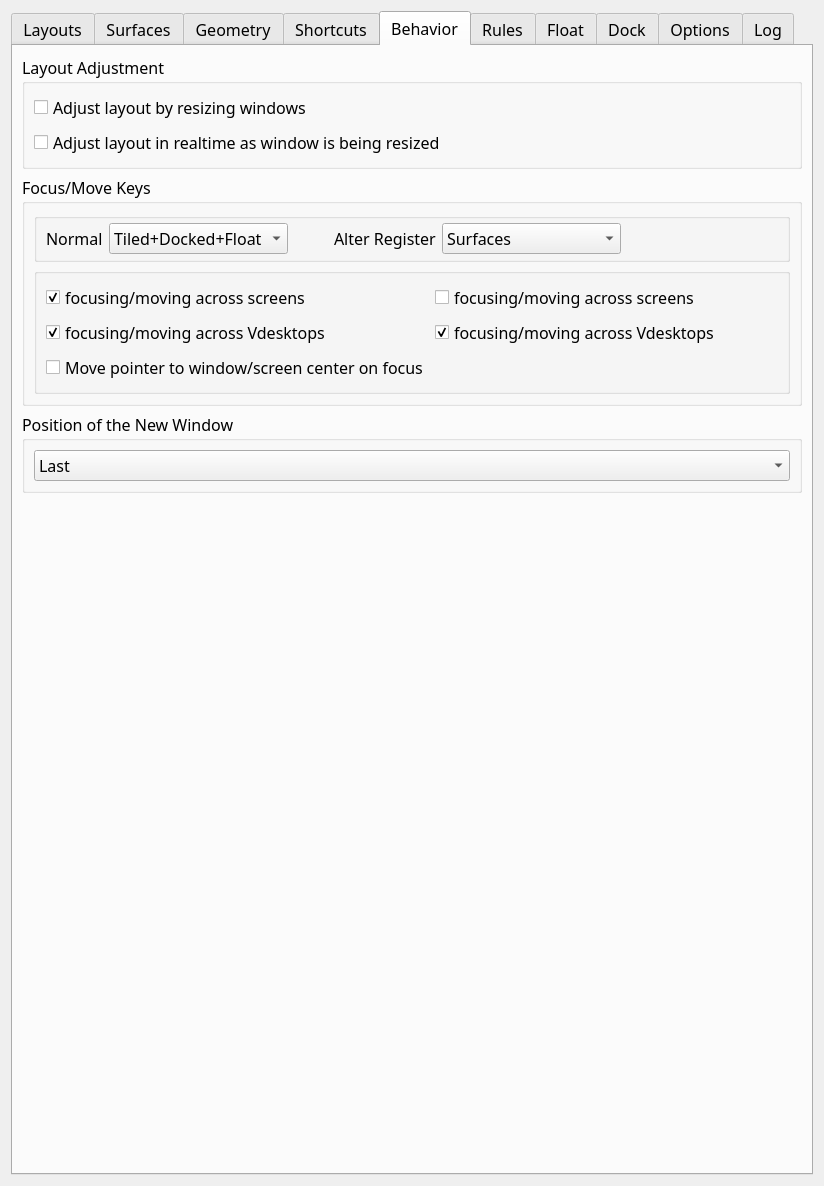
Old version of the form res/config.ui in the repository AndyEveritt/Krohnkite.
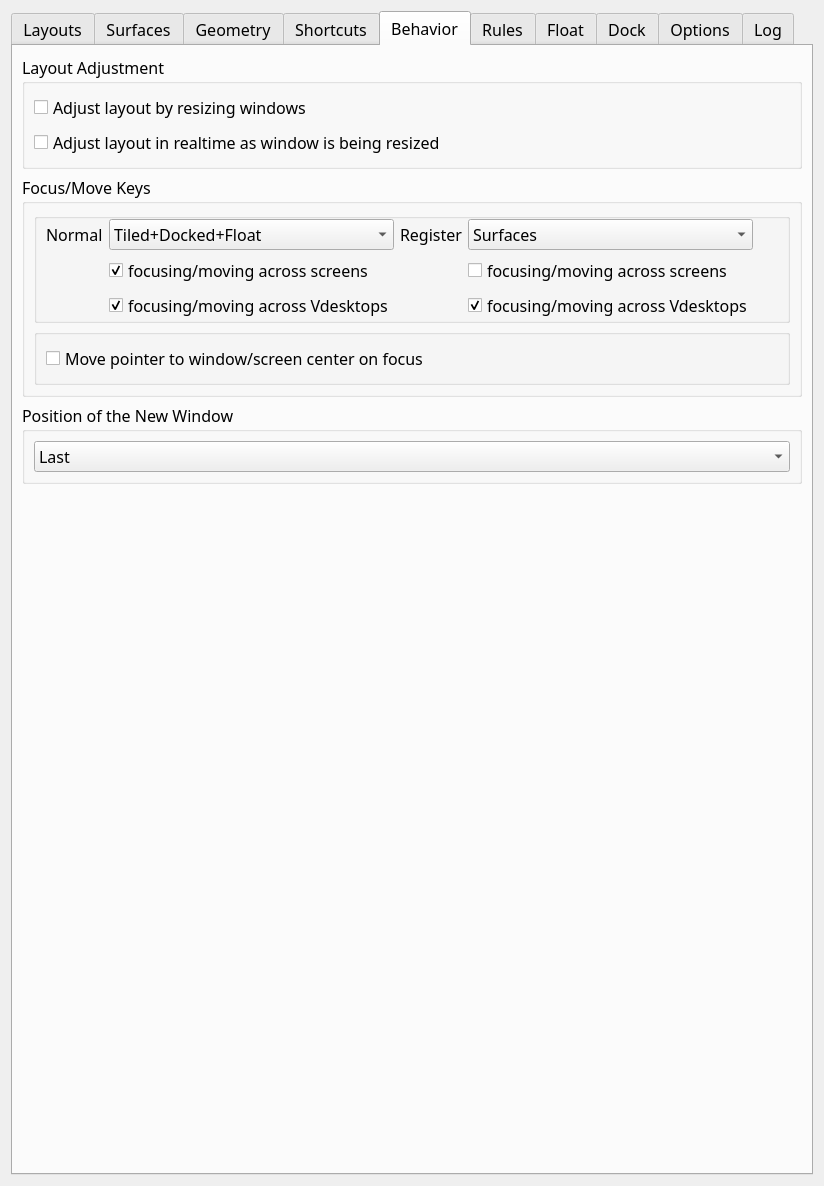
New version of the form. The open tabs and pages were chosen to show the change. Icons and pictures are not drawn. Custom widgets are drawn as their Qt base class.

Commit message: FIX: Remove register actions from focus keys. move FocusPrev and FocusNext actions to register actions of increase and decrease

```diff
--- a/res/config.ui
+++ b/res/config.ui
@@ -3844,18 +3844,58 @@
              <property name="bottomMargin">
               <number>0</number>
              </property>
-             <item row="0" column="6">
-              <spacer name="horizontalSpacer_24">
-               <property name="orientation">
-                <enum>Qt::Orientation::Horizontal</enum>
+             <item row="2" column="1">
+              <widget class="QCheckBox" name="kcfg_focusMoveVDesktopsNormal">
+               <property name="sizePolicy">
+                <sizepolicy hsizetype="Fixed" vsizetype="Fixed">
+                 <horstretch>0</horstretch>
+                 <verstretch>0</verstretch>
+                </sizepolicy>
                </property>
-               <property name="sizeHint" stdset="0">
-                <size>
-                 <width>40</width>
-                 <height>20</height>
-                </size>
+               <property name="text">
+                <string>focusing/moving across Vdesktops</string>
                </property>
-              </spacer>
+               <property name="checked">
+                <bool>true</bool>
+               </property>
+              </widget>
+             </item>
+             <item row="0" column="2">
+              <widget class="QLabel" name="label_63">
+               <property name="text">
+                <string>Register</string>
+               </property>
+               <property name="margin">
+                <number>0</number>
+               </property>
+              </widget>
+             </item>
+             <item row="1" column="4">
+              <widget class="QCheckBox" name="kcfg_focusMoveScreensMeta">
+               <property name="text">
+                <string>focusing/moving across screens</string>
+               </property>
+               <property name="checked">
+                <bool>false</bool>
+               </property>
+              </widget>
+             </item>
+             <item row="2" column="4">
+              <widget class="QCheckBox" name="kcfg_focusMoveVDesktopsMeta">
+               <property name="text">
+                <string>focusing/moving across Vdesktops</string>
+               </property>
+               <property name="checked">
+                <bool>true</bool>
+               </property>
+              </widget>
+             </item>
+             <item row="0" column="0">
+              <widget class="QLabel" name="label_62">
+               <property name="text">
+                <string>Normal</string>
+               </property>
+              </widget>
              </item>
              <item row="0" column="1">
               <widget class="QComboBox" name="kcfg_focusNormal">
@@ -3909,7 +3949,7 @@
                </item>
               </widget>
              </item>
-             <item row="0" column="5">
+             <item row="0" column="4">
               <widget class="QComboBox" name="kcfg_focusMeta">
                <property name="toolTip">
                 <string>&lt;html&gt;&lt;head/&gt;&lt;body&gt;&lt;p&gt;What types of window can be focused/moved using Krohnkite's focus/move keys in meta Mode. &lt;/p&gt;&lt;p&gt;Meta shortcuts: &lt;span style=&quot; font-weight:700;&quot;&gt;MetaFocusLeft&lt;/span&gt;, &lt;span style=&quot; font-weight:700;&quot;&gt;MetaFocusRight&lt;/span&gt;, &lt;span style=&quot; font-weight:700;&quot;&gt;MetaFocusUp&lt;/span&gt;, &lt;span style=&quot; font-weight:700;&quot;&gt;MetaFocusDown&lt;/span&gt;&lt;/p&gt;&lt;p&gt;These Meta Shortcuts have configured on the same Focus keys. Can be overridden in Krohnkite Meta Mode configuration settings (see wiki).&lt;/p&gt;&lt;p&gt;&lt;span style=&quot; font-weight:700;&quot;&gt;Special : focus up - &lt;/span&gt;walk on screens. &lt;span style=&quot; font-weight:700;&quot;&gt;focus down - &lt;/span&gt;walk on all the windows, even those that are not managed and registered by Krohnkite. &lt;span style=&quot; font-weight:700;&quot;&gt;focus left/right - &lt;/span&gt;walk on Virtual Desktops.&lt;/p&gt;&lt;/body&gt;&lt;/html&gt;</string>
@@ -3964,14 +4004,11 @@
                </item>
               </widget>
              </item>
-             <item row="0" column="2">
-              <spacer name="horizontalSpacer_26">
+             <item row="0" column="5">
+              <spacer name="horizontalSpacer_24">
                <property name="orientation">
                 <enum>Qt::Orientation::Horizontal</enum>
                </property>
-               <property name="sizeType">
-                <enum>QSizePolicy::Policy::Minimum</enum>
-               </property>
                <property name="sizeHint" stdset="0">
                 <size>
                  <width>40</width>
@@ -3979,77 +4016,36 @@
                 </size>
                </property>
               </spacer>
-             </item>
-             <item row="0" column="0">
-              <widget class="QLabel" name="label_62">
-               <property name="text">
-                <string>Normal</string>
-               </property>
-              </widget>
-             </item>
-             <item row="0" column="3">
-              <widget class="QLabel" name="label_63">
-               <property name="text">
-                <string>Alter Register</string>
-               </property>
-               <property name="margin">
-                <number>0</number>
-               </property>
-              </widget>
-             </item>
-            </layout>
-           </widget>
-          </item>
-          <item>
-           <widget class="QGroupBox" name="groupBox_3">
-            <property name="title">
-             <string/>
-            </property>
-            <property name="flat">
-             <bool>true</bool>
-            </property>
-            <layout class="QGridLayout" name="gridLayout_35">
-             <item row="0" column="0">
-              <widget class="QCheckBox" name="kcfg_focusMoveScreensNormal">
-               <property name="text">
-                <string>focusing/moving across screens</string>
-               </property>
-               <property name="checked">
-                <bool>true</bool>
-               </property>
-              </widget>
              </item>
              <item row="1" column="1">
-              <widget class="QCheckBox" name="kcfg_focusMoveVDesktopsMeta">
-               <property name="text">
-                <string>focusing/moving across Vdesktops</string>
+              <widget class="QCheckBox" name="kcfg_focusMoveScreensNormal">
+               <property name="sizePolicy">
+                <sizepolicy hsizetype="Fixed" vsizetype="Fixed">
+                 <horstretch>0</horstretch>
+                 <verstretch>0</verstretch>
+                </sizepolicy>
                </property>
-               <property name="checked">
-                <bool>true</bool>
-               </property>
-              </widget>
-             </item>
-             <item row="0" column="1">
-              <widget class="QCheckBox" name="kcfg_focusMoveScreensMeta">
                <property name="text">
                 <string>focusing/moving across screens</string>
                </property>
                <property name="checked">
-                <bool>false</bool>
+                <bool>true</bool>
                </property>
               </widget>
              </item>
+            </layout>
+           </widget>
+          </item>
+          <item>
+           <widget class="QGroupBox" name="groupBox_3">
+            <property name="title">
+             <string/>
+            </property>
+            <property name="flat">
+             <bool>true</bool>
+            </property>
+            <layout class="QGridLayout" name="gridLayout_4">
              <item row="1" column="0">
-              <widget class="QCheckBox" name="kcfg_focusMoveVDesktopsNormal">
-               <property name="text">
-                <string>focusing/moving across Vdesktops</string>
-               </property>
-               <property name="checked">
-                <bool>true</bool>
-               </property>
-              </widget>
-             </item>
-             <item row="2" column="0">
               <widget class="QCheckBox" name="kcfg_movePointerOnFocus">
                <property name="toolTip">
                 <string>Move mouse cursor to the center of a window/screen when it becomes focused</string>
@@ -4059,19 +4055,6 @@
                </property>
               </widget>
              </item>
-             <item row="0" column="2">
-              <spacer name="horizontalSpacer_25">
-               <property name="orientation">
-                <enum>Qt::Orientation::Horizontal</enum>
-               </property>
-               <property name="sizeHint" stdset="0">
-                <size>
-                 <width>40</width>
-                 <height>20</height>
-                </size>
-               </property>
-              </spacer>
-             </item>
             </layout>
            </widget>
           </item>
```
Left out of the diff: 2 changed lines with no effect on the pictures. The commit also changes 1 other file.
